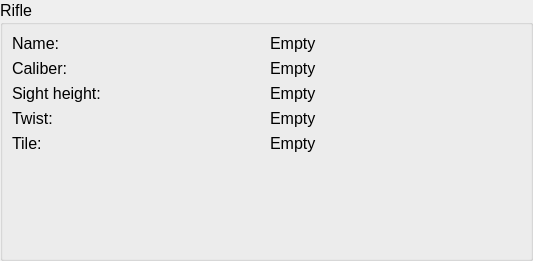
o-murphy/archer_ballistics_constructor, file ui_templates/catalog_rifle_info.ui: the form before one commit.
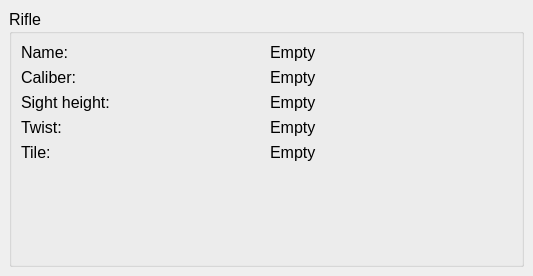
The form after the commit.

Patch:
```diff
--- a/ui_templates/catalog_rifle_info.ui
+++ b/ui_templates/catalog_rifle_info.ui
@@ -7,7 +7,7 @@
     <x>0</x>
     <y>0</y>
     <width>533</width>
-    <height>261</height>
+    <height>276</height>
    </rect>
   </property>
   <property name="sizePolicy">
@@ -21,19 +21,19 @@
   </property>
   <layout class="QGridLayout" name="gridLayout">
    <property name="leftMargin">
-    <number>0</number>
+    <number>9</number>
    </property>
    <property name="topMargin">
-    <number>0</number>
+    <number>9</number>
    </property>
    <property name="rightMargin">
-    <number>0</number>
+    <number>9</number>
    </property>
    <property name="bottomMargin">
-    <number>0</number>
+    <number>9</number>
    </property>
    <property name="spacing">
-    <number>0</number>
+    <number>6</number>
    </property>
    <item row="0" column="0">
     <widget class="QGroupBox" name="rifleGroupBox">
@@ -80,11 +80,6 @@
           <height>0</height>
          </size>
         </property>
-        <property name="font">
-         <font>
-          <pointsize>12</pointsize>
-         </font>
-        </property>
         <property name="text">
          <string>Caliber:</string>
         </property>
@@ -117,11 +112,6 @@
           <height>0</height>
          </size>
         </property>
-        <property name="font">
-         <font>
-          <pointsize>12</pointsize>
-         </font>
-        </property>
         <property name="text">
          <string>Sight height:</string>
         </property>
@@ -141,11 +131,6 @@
           <height>0</height>
          </size>
         </property>
-        <property name="font">
-         <font>
-          <pointsize>12</pointsize>
-         </font>
-        </property>
         <property name="text">
          <string>Twist:</string>
         </property>
@@ -165,11 +150,6 @@
           <height>0</height>
          </size>
         </property>
-        <property name="font">
-         <font>
-          <pointsize>12</pointsize>
-         </font>
-        </property>
         <property name="text">
          <string>Tile:</string>
         </property>
@@ -241,11 +221,6 @@
           <height>0</height>
          </size>
         </property>
-        <property name="font">
-         <font>
-          <pointsize>12</pointsize>
-         </font>
-        </property>
         <property name="text">
          <string>Name:</string>
         </property>
```
